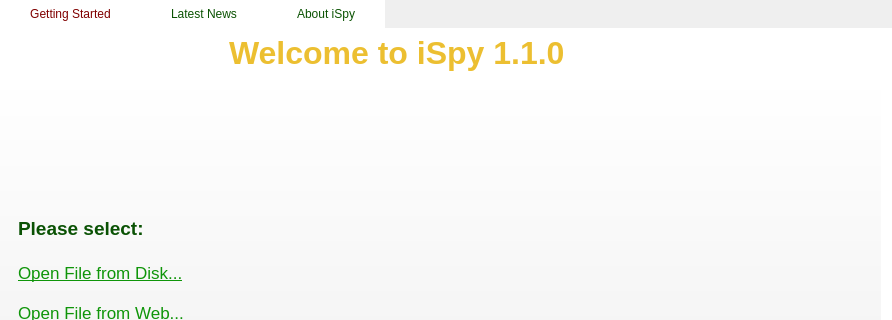
Above: Iguana/QtGUI/src/ISpySplashScreen.ui from cms-outreach/ispy before the change; both pictures show x 0 to 892 and y 0 to 320 of the 892 by 582 pixel window. Below: the same form after it.
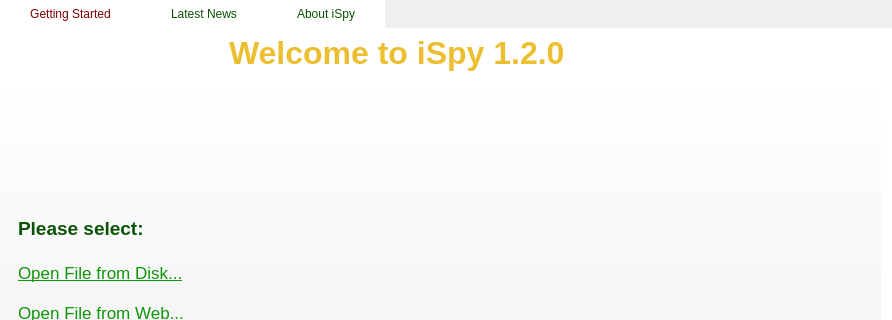
That is the form after the change. Icons and pictures are not drawn.

```diff
--- a/Iguana/QtGUI/src/ISpySplashScreen.ui
+++ b/Iguana/QtGUI/src/ISpySplashScreen.ui
@@ -146,7 +146,7 @@
 </string>
             </property>
             <property name="text">
-             <string>Welcome to iSpy 1.1.0</string>
+             <string>Welcome to iSpy 1.2.0</string>
             </property>
            </widget>
           </item>
```
Left out of the diff: 2 changed lines with no effect on the pictures.
